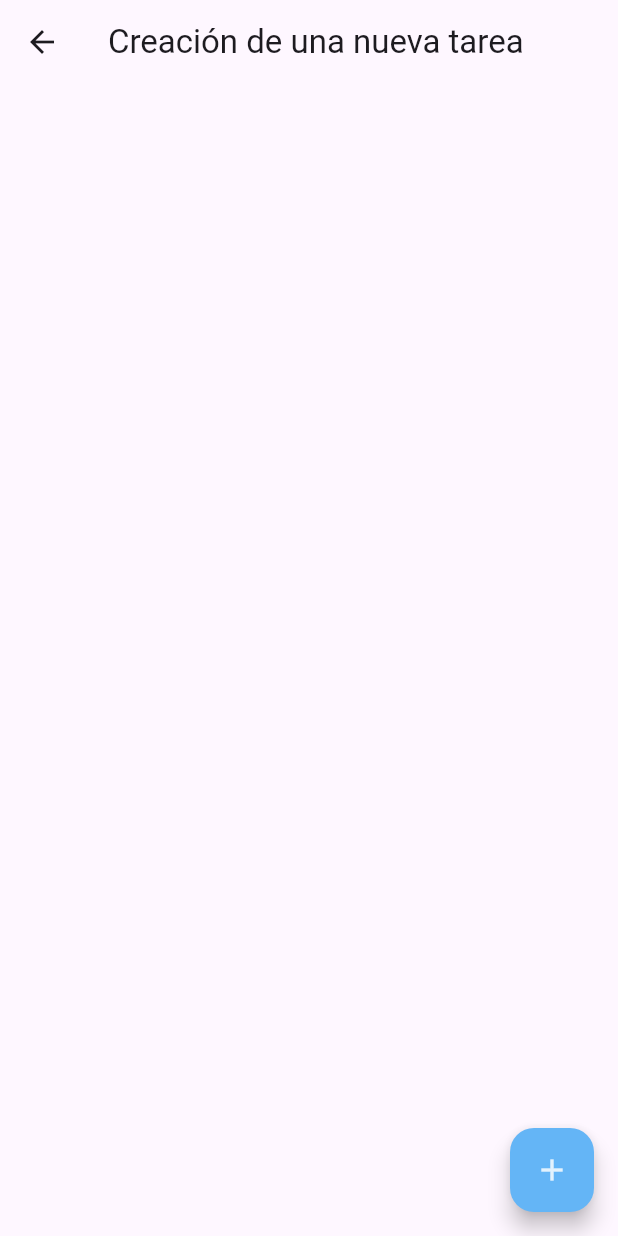
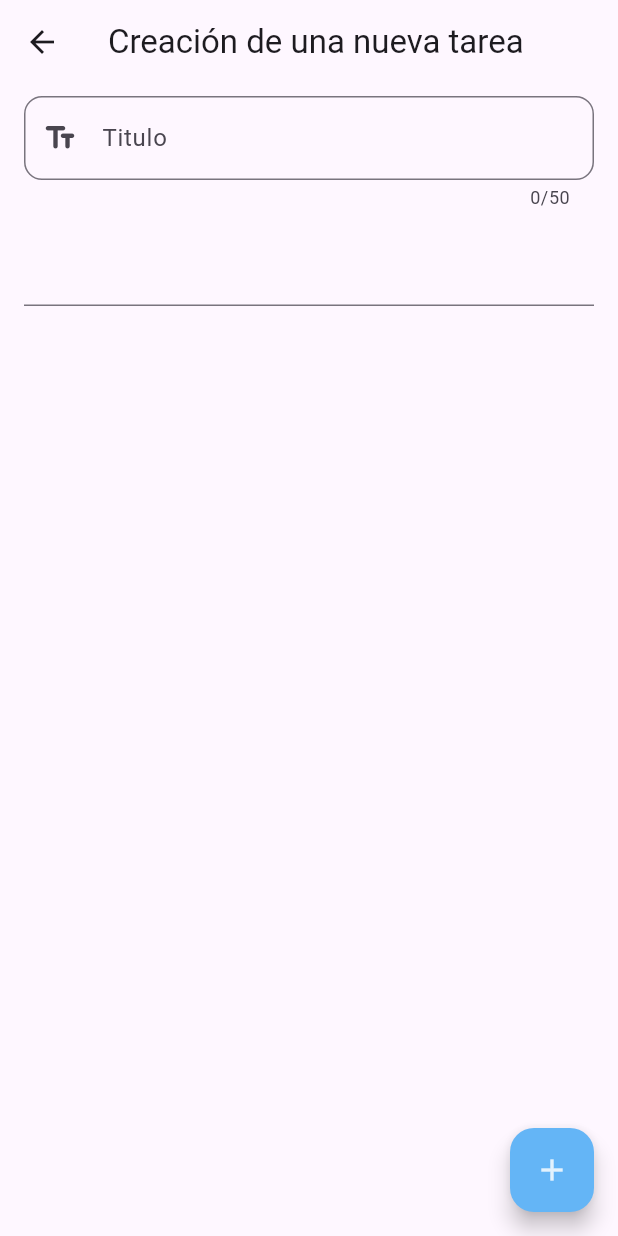
Before and after one commit to jalvarenga-unah/IS513-III-PAC-2025, a Flutter app: the screen it shows after launch, after a tap on the "add" icon, on a phone screen of 412 x 824 dp. Run offline on Flutter 3.47's test engine with Material 3 defaults, Android fonts, the phone set to English and light mode, and no system bars; our stand-ins replace go_router.

Commit message:
Manejo de TextField

```diff
--- a/intro-flutter/todo_app/lib/main.dart
+++ b/intro-flutter/todo_app/lib/main.dart
@@ -12,7 +12,7 @@ class MyApp extends StatelessWidget {
   Widget build(BuildContext context) {
     return MaterialApp.router(
       routerConfig: GoRouter(
-        initialLocation: '/todos',
+        initialLocation: '/todos/create',
         routes: [
           GoRoute(
             path: '/todos',
--- a/intro-flutter/todo_app/lib/src/views/admin_todo_page.dart
+++ b/intro-flutter/todo_app/lib/src/views/admin_todo_page.dart
@@ -1,18 +1,49 @@
 import 'package:flutter/material.dart';
 
 class AdminTodoPage extends StatelessWidget {
-  const AdminTodoPage({super.key});
+  AdminTodoPage({super.key});
+
+  final titleController = TextEditingController();
+  final descriptionController = TextEditingController();
 
   @override
   Widget build(BuildContext context) {
     return Scaffold(
       appBar: AppBar(title: Text('Creación de una nueva tarea')),
-      body: Column(),
+      body: Padding(
+        padding: EdgeInsetsGeometry.symmetric(vertical: 8, horizontal: 16),
+        child: Column(
+          children: [
+            TextField(
+              controller: titleController,
+              decoration: InputDecoration(
+                label: Text('Titulo'),
+                hint: Text('Eje. Crear opción de eliminar'),
+                border: OutlineInputBorder(
+                  borderRadius: BorderRadius.circular(12),
+                ),
+
+                // suffixIcon: IconButton(
+                //   icon: Icon(Icons.visibility),
+                //   onPressed: () {},
+                // ),
+                prefixIcon: Icon(Icons.text_fields_rounded),
+              ),
+              maxLines: 1,
+              maxLength: 50,
+              obscureText: false,
+              keyboardType: TextInputType.visiblePassword,
+              // style: TextStyle(color: Colors.red),
+            ),
+            SizedBox(height: 16),
+            TextField(controller: descriptionController),
+          ],
+        ),
+      ),
       floatingActionButton: FloatingActionButton(
         backgroundColor: Colors.blue[300],
         onPressed: () {
-          // navegar a otra pantalla
-          Navigator.of(context).pop();
+          print(titleController.text); // obteniendo el valor del Title
         },
         child: Icon(Icons.add, color: Colors.blue[50]),
       ),
```
